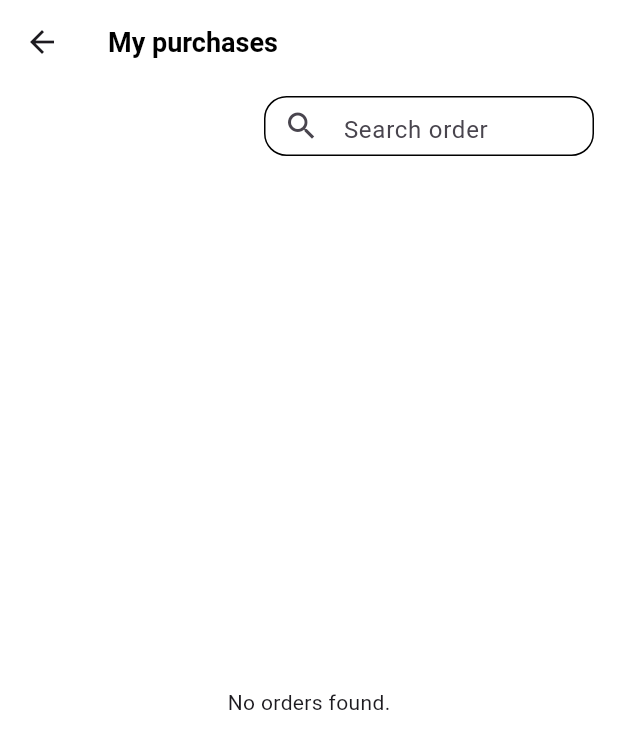
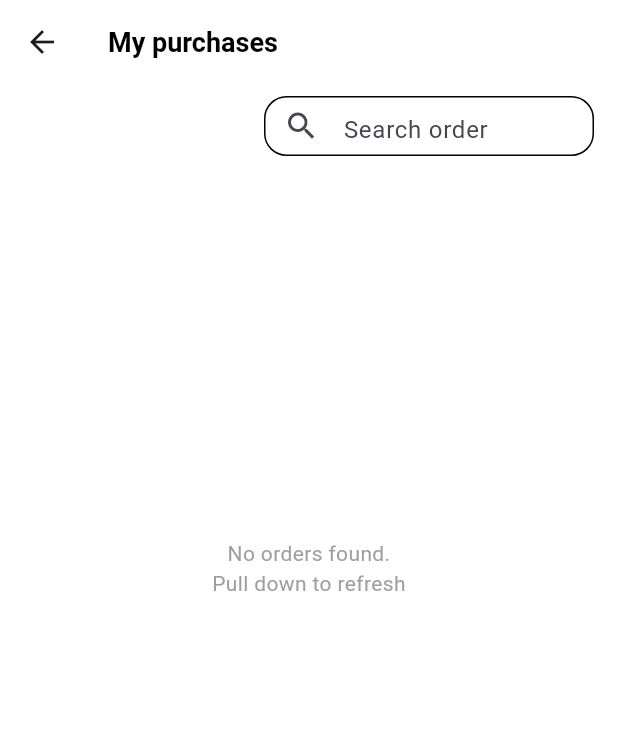
Before and after one commit to mubiasiya/stylex_shoppingApp, a Flutter app: the PurchasesPage screen opened by its route, on a phone screen of 412 x 824 dp. Shown: the top 749 px of the screen. Run offline on Flutter 3.47's test engine with Material 3 defaults, Android fonts, the phone set to English and light mode, and no system bars; our stand-ins replace bloc, cached_network_image, dio, firebase_auth, firebase_core, flutter_animate and 7 more; accounts and stored records are empty; generated files the repository leaves out were written again; network calls fail.

```diff
--- a/lib/screens/purchase.dart
+++ b/lib/screens/purchase.dart
@@ -88,7 +88,13 @@ class _PurchasesPageState extends State<PurchasesPage> {
         title: title('My purchases'),
         elevation: 0,
       ),
-      body: Column(
+      body: RefreshIndicator(
+        backgroundColor: Colors.white,
+        color:Colors.deepOrange.shade400,
+        onRefresh:()async{
+        await  loadOrdersFromDb();
+          },
+        child: Column(
           children: [
             _searchBar(),
             Expanded(
@@ -100,6 +106,7 @@ class _PurchasesPageState extends State<PurchasesPage> {
                       : _buildOrderList(),
             ),
           ],
+        ),
       ),
     );
   }
@@ -238,6 +245,19 @@ class _PurchasesPageState extends State<PurchasesPage> {
   }
 
   Widget _buildEmptyState() {
-    return const Center(child: Text("No orders found."));
+    return ListView(
+      physics:
+          const AlwaysScrollableScrollPhysics(), // Forces the list to be pullable
+      children: [
+        SizedBox(height: MediaQuery.of(context).size.height * 0.3),
+        const Center(
+          child: Text(
+            "No orders found.\nPull down to refresh",
+            textAlign: TextAlign.center,
+            style: TextStyle(color: Colors.grey),
+          ),
+        ),
+      ],
+    );
   }
 }
```
Lines whose indentation alone changed are shown as unchanged.
